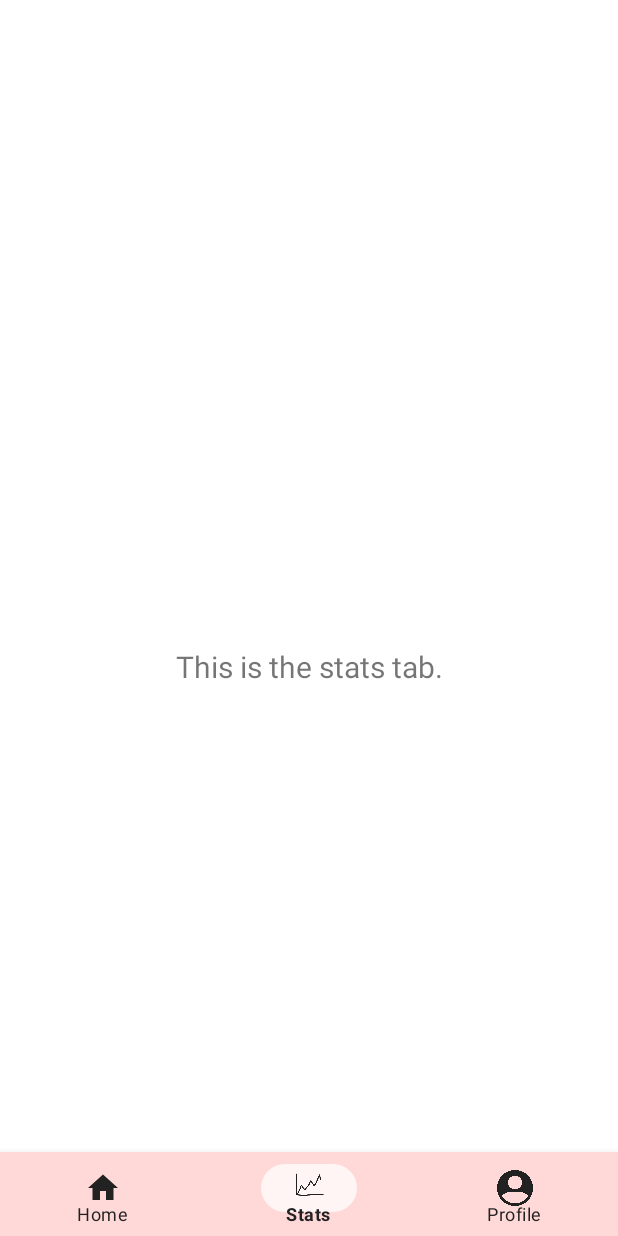
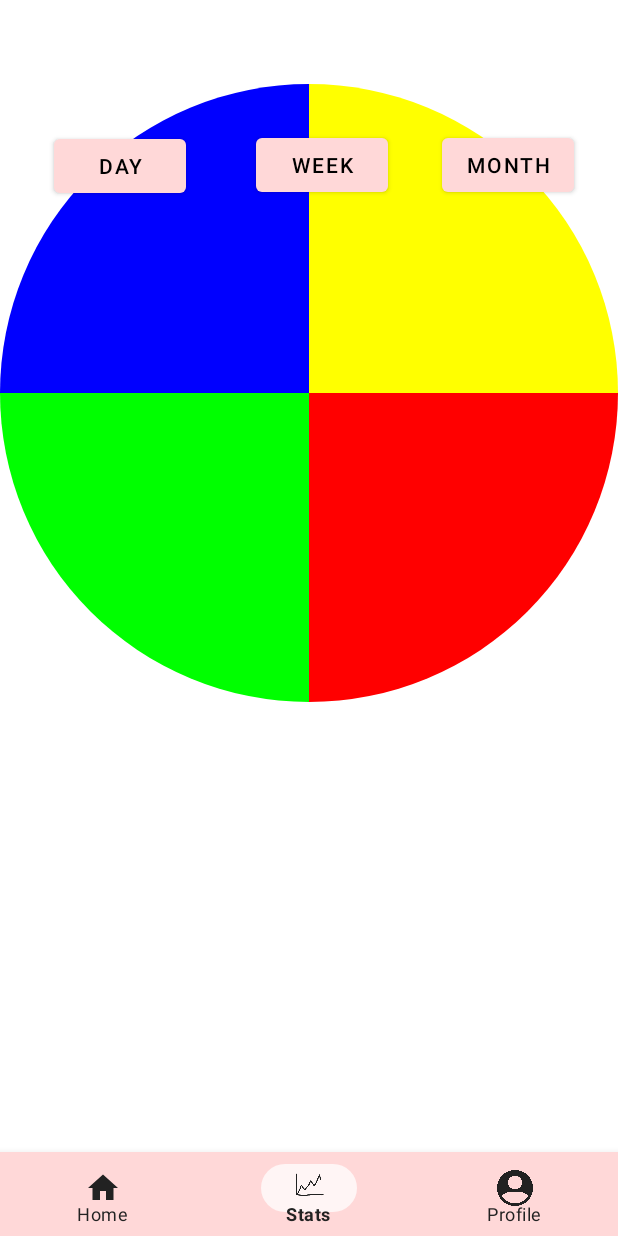
Before and after one commit to jhu-cs-uima-sp24/teamItestRepo, an Android app: the StatsFragment screen opened through its navigation route, on a phone screen of 412 x 824 dp. Run offline under Robolectric (Android 15) with nearby library versions, the light colour scheme and no system bars; our stand-ins replace navigation-ui.

Commit message:
1. Added gradle dependencies for stats usage. 2. Created statistics data fragments as well as tests/debugging fragments for stats page.

```diff
--- a/app/build.gradle
+++ b/app/build.gradle
@@ -33,6 +33,7 @@ android {
 
 dependencies {
 
+    implementation 'com.github.PhilJay:MPAndroidChart:v3.1.0'
     implementation 'androidx.appcompat:appcompat:1.6.0'
     implementation 'com.google.android.material:material:1.8.0'
     implementation 'androidx.constraintlayout:constraintlayout:2.1.4'
--- a/app/src/main/AndroidManifest.xml
+++ b/app/src/main/AndroidManifest.xml
@@ -10,7 +10,7 @@
         <activity
             android:name=".OpeningActivity"
             android:exported="true"
-            android:theme="@style/AppTheme.NoActionBar">
+            android:theme="@style/Theme.LifePal">
             <intent-filter>
                 <action android:name="android.intent.action.MAIN" />
 
--- /dev/null
+++ b/app/src/main/java/com/example/a5_sample/CustomPieChart.java
@@ -0,0 +1,51 @@
+package com.example.a5_sample;
+
+
+import android.content.Context;
+import android.graphics.Canvas;
+import android.graphics.Paint;
+import android.graphics.RectF;
+import android.view.View;
+
+import android.util.AttributeSet;
+
+public class CustomPieChart extends View {
+    private Paint paint = new Paint(Paint.ANTI_ALIAS_FLAG);
+    private float[] slicePercentages = {25, 25, 25, 25}; // Example percentages
+    private int[] colors = {0xFFFF0000, 0xFF00FF00, 0xFF0000FF, 0xFFFFFF00}; // Red, Green, Blue, Yellow
+
+    public CustomPieChart(Context context) {
+        super(context);
+    }
+
+    public CustomPieChart(Context context, AttributeSet attrs) {
+        super(context, attrs);
+    }
+
+
+    @Override
+    protected void onDraw(Canvas canvas) {
+        super.onDraw(canvas);
+        drawPieChart(canvas);
+    }
+
+    private void drawPieChart(Canvas canvas) {
+        int width = getWidth();
+        int height = getHeight();
+        int size = Math.min(width, height);
+        RectF rect = new RectF(0, 0, size, size); // Use RectF for the pie chart bounds
+
+        float startAngle = 0;
+        for (int i = 0; i < slicePercentages.length; i++) {
+            float sweepAngle = (slicePercentages[i] / 100) * 360; // Convert percentage to angle
+            paint.setColor(colors[i]);
+            canvas.drawArc(rect, startAngle, sweepAngle, true, paint);
+            startAngle += sweepAngle;
+        }
+    }
+
+
+    public void convertDataIntoPercentages(){
+
+    }
+}
--- /dev/null
+++ b/app/src/main/java/com/example/a5_sample/ui/stats/StatsDataFragment.java
@@ -0,0 +1,66 @@
+package com.example.a5_sample.ui.stats;
+
+import android.os.Bundle;
+
+import androidx.fragment.app.Fragment;
+
+import android.view.LayoutInflater;
+import android.view.View;
+import android.view.ViewGroup;
+
+import com.example.a5_sample.R;
+
+/**
+ * A simple {@link Fragment} subclass.
+ * Use the {@link StatsDataFragment#newInstance} factory method to
+ * create an instance of this fragment.
+ */
+public class StatsDataFragment extends Fragment {
+
+    // TODO: Rename parameter arguments, choose names that match
+    // the fragment initialization parameters, e.g. ARG_ITEM_NUMBER
+    private static final String ARG_PARAM1 = "param1";
+    private static final String ARG_PARAM2 = "param2";
+
+    // TODO: Rename and change types of parameters
+    private String mParam1;
+    private String mParam2;
+
+    public StatsDataFragment() {
+        // Required empty public constructor
+    }
+
+    /**
+     * Use this factory method to create a new instance of
+     * this fragment using the provided parameters.
+     *
+     * @param param1 Parameter 1.
+     * @param param2 Parameter 2.
+     * @return A new instance of fragment StatsDataFragment.
+     */
+    // TODO: Rename and change types and number of parameters
+    public static StatsDataFragment newInstance(String param1, String param2) {
+        StatsDataFragment fragment = new StatsDataFragment();
+        Bundle args = new Bundle();
+        args.putString(ARG_PARAM1, param1);
+        args.putString(ARG_PARAM2, param2);
+        fragment.setArguments(args);
+        return fragment;
+    }
+
+    @Override
+    public void onCreate(Bundle savedInstanceState) {
+        super.onCreate(savedInstanceState);
+        if (getArguments() != null) {
+            mParam1 = getArguments().getString(ARG_PARAM1);
+            mParam2 = getArguments().getString(ARG_PARAM2);
+        }
+    }
+
+    @Override
+    public View onCreateView(LayoutInflater inflater, ViewGroup container,
+                             Bundle savedInstanceState) {
+        // Inflate the layout for this fragment
+        return inflater.inflate(R.layout.fragment_stats_data, container, false);
+    }
+}
--- a/app/src/main/java/com/example/a5_sample/ui/stats/StatsFragment.java
+++ b/app/src/main/java/com/example/a5_sample/ui/stats/StatsFragment.java
@@ -1,5 +1,6 @@
 package com.example.a5_sample.ui.stats;
 
+import android.content.Context;
 import android.os.Bundle;
 import android.view.LayoutInflater;
 import android.view.View;
@@ -33,7 +34,10 @@ public class StatsFragment extends Fragment {
 //        return root;
         binding = FragmentStatsBinding.inflate(inflater, container, false);
         View root = binding.getRoot();
-        binding.textStats.setText("This is the stats tab.");
+
+        StatsDataFragment firstFragment = new StatsDataFragment();
+
+
         return root;
     }
 
--- a/app/src/main/res/layout/fragment_stats.xml
+++ b/app/src/main/res/layout/fragment_stats.xml
@@ -7,17 +7,63 @@
     android:orientation="vertical"
     tools:context=".ui.stats.StatsFragment">
 
-    <TextView
-        android:id="@+id/text_stats"
+
+    <com.example.a5_sample.CustomPieChart
+        android:id="@+id/pieChart"
         android:layout_width="match_parent"
-        android:layout_height="wrap_content"
-        android:layout_marginStart="8dp"
-        android:layout_marginTop="8dp"
-        android:layout_marginEnd="8dp"
-        android:textAlignment="center"
-        android:textSize="20sp"
+        android:layout_height="match_parent"
         app:layout_constraintBottom_toBottomOf="parent"
         app:layout_constraintEnd_toEndOf="parent"
+        app:layout_constraintHorizontal_bias="1.0"
         app:layout_constraintStart_toStartOf="parent"
+        app:layout_constraintTop_toTopOf="parent"
+        app:layout_constraintVertical_bias="1.0"
+        tools:visibility="invisible" />
+
+    <Button
+        android:id="@+id/day_button"
+        android:layout_width="wrap_content"
+        android:layout_height="wrap_content"
+        android:text="Day"
+        app:layout_constraintBottom_toBottomOf="parent"
+        app:layout_constraintEnd_toEndOf="parent"
+        app:layout_constraintHorizontal_bias="0.111"
+        app:layout_constraintStart_toStartOf="parent"
+        app:layout_constraintTop_toTopOf="@+id/pieChart"
+        app:layout_constraintVertical_bias="0.043" />
+
+    <Button
+        android:id="@+id/button2"
+        android:layout_width="wrap_content"
+        android:layout_height="wrap_content"
+        android:text="Month"
+        app:layout_constraintBottom_toBottomOf="parent"
+        app:layout_constraintEnd_toEndOf="parent"
+        app:layout_constraintHorizontal_bias="0.91"
+        app:layout_constraintStart_toStartOf="parent"
+        app:layout_constraintTop_toTopOf="parent"
+        app:layout_constraintVertical_bias="0.042" />
+
+    <Button
+        android:id="@+id/button3"
+        android:layout_width="wrap_content"
+        android:layout_height="wrap_content"
+        android:text="Week"
+        app:layout_constraintBottom_toBottomOf="parent"
+        app:layout_constraintEnd_toEndOf="parent"
+        app:layout_constraintHorizontal_bias="0.526"
+        app:layout_constraintStart_toStartOf="parent"
+        app:layout_constraintTop_toTopOf="parent"
+        app:layout_constraintVertical_bias="0.042" />
+
+    <androidx.fragment.app.FragmentContainerView
+        android:id="@+id/fragmentContainerView"
+        android:layout_width="wrap_content"
+        android:layout_height="wrap_content"
+        app:layout_constraintBottom_toBottomOf="parent"
+        app:layout_constraintEnd_toEndOf="@+id/pieChart"
+        app:layout_constraintStart_toStartOf="@+id/pieChart"
         app:layout_constraintTop_toTopOf="parent" />
+
+
 </androidx.constraintlayout.widget.ConstraintLayout>
--- a/settings.gradle
+++ b/settings.gradle
@@ -2,6 +2,7 @@ pluginManagement {
     repositories {
         google()
         mavenCentral()
+        maven { url 'https://jitpack.io' }
         gradlePluginPortal()
     }
 }
@@ -10,6 +11,7 @@ dependencyResolutionManagement {
     repositories {
         google()
         mavenCentral()
+        maven { url 'https://jitpack.io' }
     }
 }
 rootProject.name = "a5_sample"
```
Also changed, not shown: app/src/main/java/com/example/a5_sample/Analytics.java (added, +24 -0 lines), app/src/main/java/com/example/a5_sample/pieChartFragment.java (added, +63 -0 lines), app/src/main/res/layout/activity_analytics.xml (added, +20 -0 lines), app/src/main/res/layout/fragment_pie_chart.xml (added, +14 -0 lines), app/src/main/res/layout/fragment_stats_data.xml (added, +14 -0 lines).
